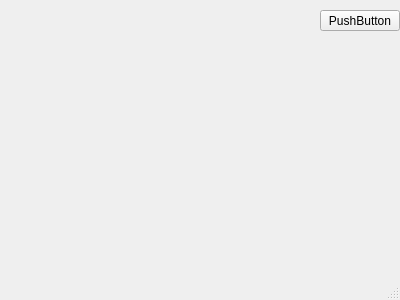
First picture: the form in zamowienia.ui, repository Fastus001/Zamowienia, before the edit.
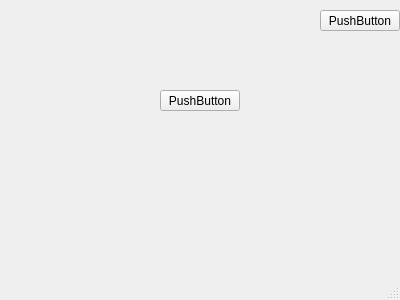
Second picture: the form after the edit.

What changed in the file:
```diff
--- a/zamowienia.ui
+++ b/zamowienia.ui
@@ -27,6 +27,19 @@
      <string>PushButton</string>
     </property>
    </widget>
+   <widget class="QPushButton" name="pushButton_2">
+    <property name="geometry">
+     <rect>
+      <x>160</x>
+      <y>90</y>
+      <width>80</width>
+      <height>21</height>
+     </rect>
+    </property>
+    <property name="text">
+     <string>PushButton</string>
+    </property>
+   </widget>
   </widget>
   <widget class="QStatusBar" name="statusBar"/>
  </widget>
```
